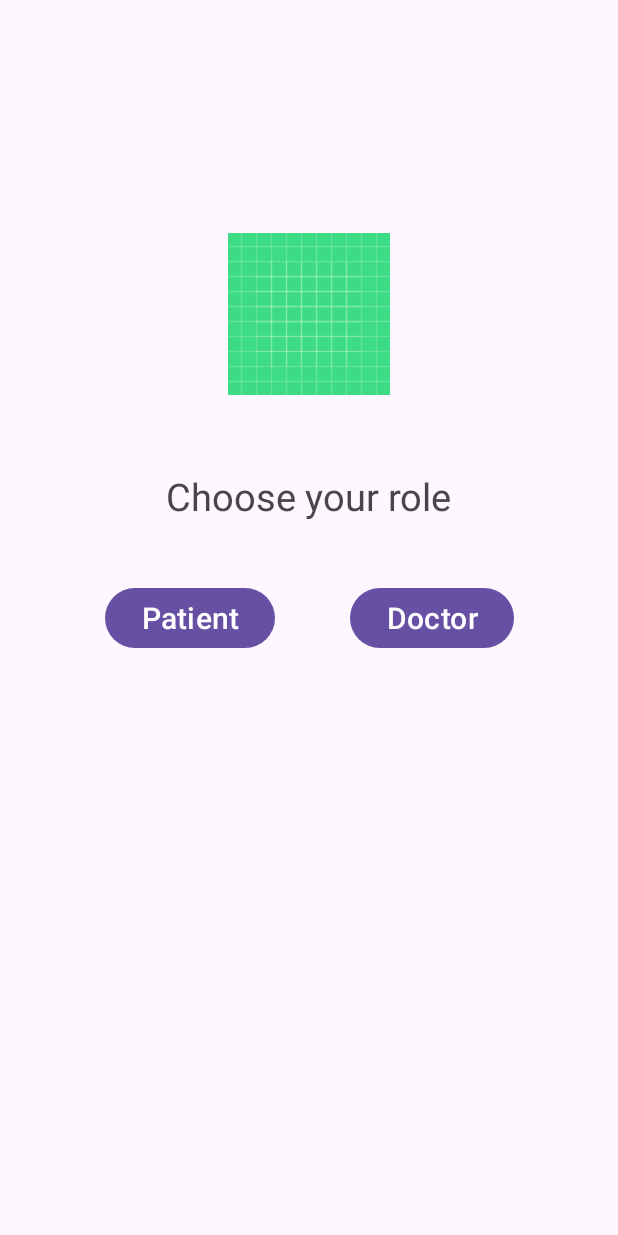
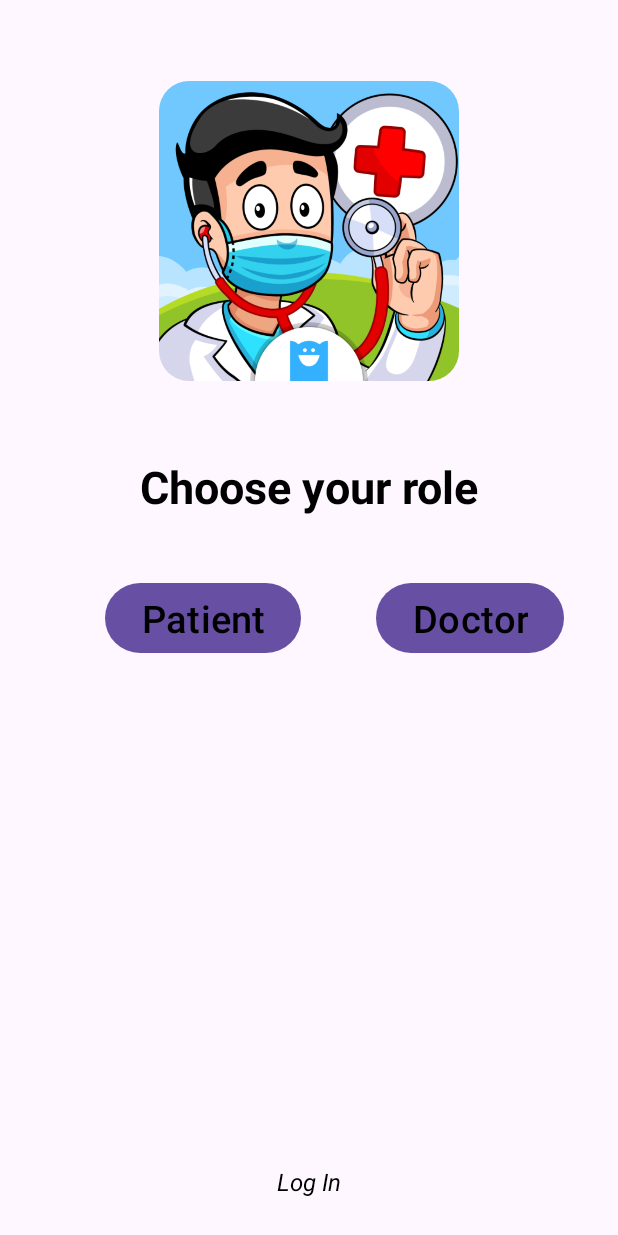
Before and after one commit to ashu-choudhary/Med_App, an Android app: the layout activity_firstpage.xml on its own in the app's theme, with its tools: preview values and no code run, on a phone screen of 412 x 824 dp. Run offline under Robolectric (Android 15) with nearby library versions, the phone set to English and light mode, and no system bars.

Commit message:
add login button

```diff
--- a/app/src/main/res/layout/activity_firstpage.xml
+++ b/app/src/main/res/layout/activity_firstpage.xml
@@ -5,18 +5,21 @@
     android:id="@+id/main"
     android:layout_width="match_parent"
     android:layout_height="match_parent"
-    tools:context=".activitie.firstpage"
-    android:orientation="horizontal"
+    tools:context=".activitie.Firstpage"
     >
 
     <ImageView
-        android:layout_width="wrap_content"
-        android:layout_height="wrap_content"
-        android:src="@drawable/ic_launcher_background"
+        android:layout_width="200dp"
+        android:layout_height="200dp"
+        android:contentDescription="@string/image_of_a_doctor"
+        android:scaleType="centerInside"
+        android:background="@xml/rounded_background"
+        android:src="@drawable/doctor"
         android:layout_centerHorizontal="true"
         android:layout_above="@+id/txt_role"
         android:layout_marginBottom="50dp"
-        />
+        android:clipToOutline="true"
+        tools:targetApi="s" />
 
     <TextView
         android:id="@+id/txt_role"
@@ -26,7 +29,9 @@
         android:layout_above="@id/btn_patient"
         android:layout_marginBottom="40dp"
         android:layout_centerHorizontal="true"
-        android:textSize="25sp"
+        android:textSize="30sp"
+        android:textColor="#000000"
+        android:textStyle="bold"
         />
 
     <Button
@@ -36,7 +41,8 @@
         android:text="@string/patient"
         android:layout_centerVertical="true"
         android:layout_marginStart="70dp"
-        android:textSize="20sp"
+        android:textSize="25sp"
+        android:textColor="@color/black"
         android:layout_alignParentStart="true"
         />
 
@@ -46,9 +52,26 @@
         android:layout_height="wrap_content"
         android:layout_centerVertical="true"
         android:layout_marginStart="50dp"
-        android:textSize="20sp"
+        android:textSize="25sp"
+        android:textColor="@color/black"
         android:layout_toEndOf="@id/btn_patient"
         android:text="@string/doctor"/>
+
+
+    <TextView
+        android:id="@+id/txt_login"
+        android:layout_width="match_parent"
+        android:layout_height="wrap_content"
+        android:text="@string/log_in"
+        android:layout_alignParentBottom="true"
+        android:layout_centerHorizontal="true"
+        android:layout_marginBottom="20dp"
+        android:textSize="16sp"
+        android:padding="5dp"
+        android:textAlignment="center"
+        android:textStyle="italic"
+        android:textColor="#000000"
+        />
 
 
 
```
